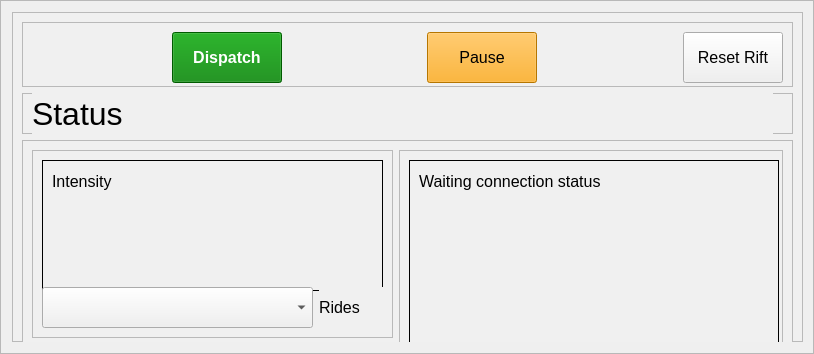
This is runtime/agents/nolimits_coaster/nolimits_coaster_gui.ui in michaelmargolis/MdxMotionPlatformV3 as Qt 5 draws it before an edit. The edited form follows.
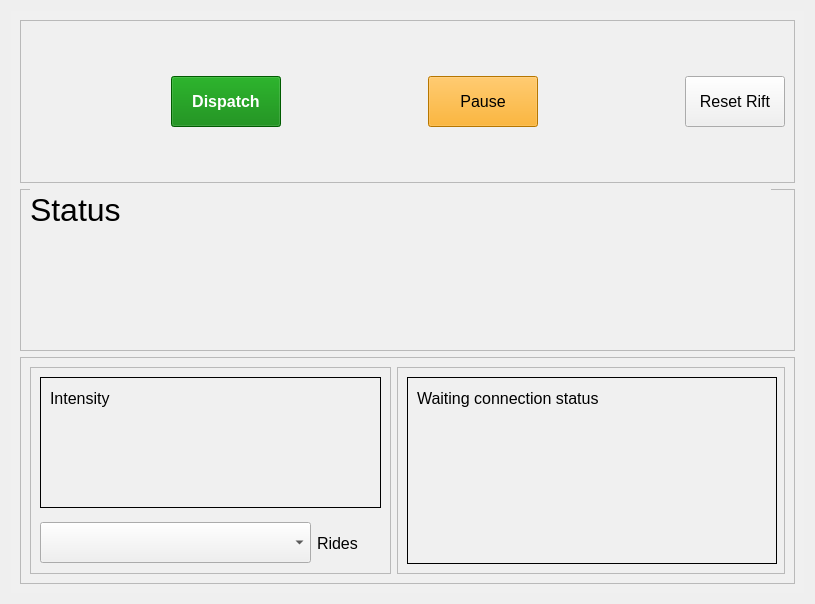
This is the edited form.

Commit message: tweaks to GUI for new lcd panel

Patch:
```diff
--- a/runtime/agents/nolimits_coaster/nolimits_coaster_gui.ui
+++ b/runtime/agents/nolimits_coaster/nolimits_coaster_gui.ui
@@ -6,8 +6,8 @@
    <rect>
     <x>0</x>
     <y>0</y>
-    <width>814</width>
-    <height>354</height>
+    <width>815</width>
+    <height>604</height>
    </rect>
   </property>
   <property name="minimumSize">
@@ -20,11 +20,14 @@
    <string>Frame</string>
   </property>
   <property name="frameShape">
-   <enum>QFrame::StyledPanel</enum>
+   <enum>QFrame::NoFrame</enum>
   </property>
   <property name="frameShadow">
    <enum>QFrame::Sunken</enum>
   </property>
+  <property name="lineWidth">
+   <number>0</number>
+  </property>
   <layout class="QGridLayout" name="gridLayout">
    <item row="0" column="0">
     <widget class="QFrame" name="frm_input">
@@ -38,10 +41,13 @@
       <string notr="true">background-color: #f0f0f0</string>
      </property>
      <property name="frameShape">
-      <enum>QFrame::StyledPanel</enum>
+      <enum>QFrame::NoFrame</enum>
      </property>
      <property name="frameShadow">
-      <enum>QFrame::Raised</enum>
+      <enum>QFrame::Plain</enum>
+     </property>
+     <property name="lineWidth">
+      <number>0</number>
      </property>
      <layout class="QVBoxLayout" name="verticalLayout_5">
       <item>
```
The commit also changes 4 other files.
